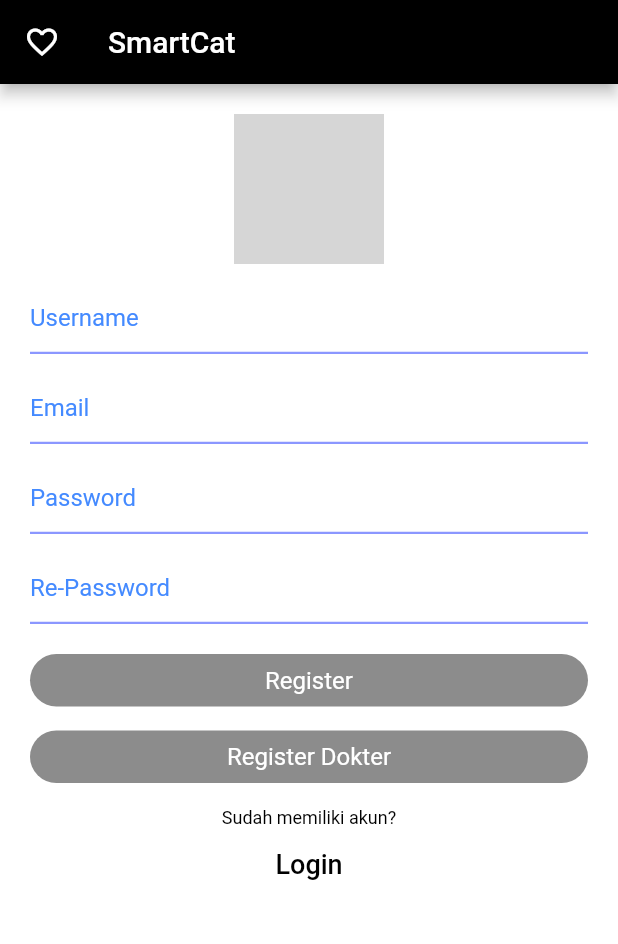
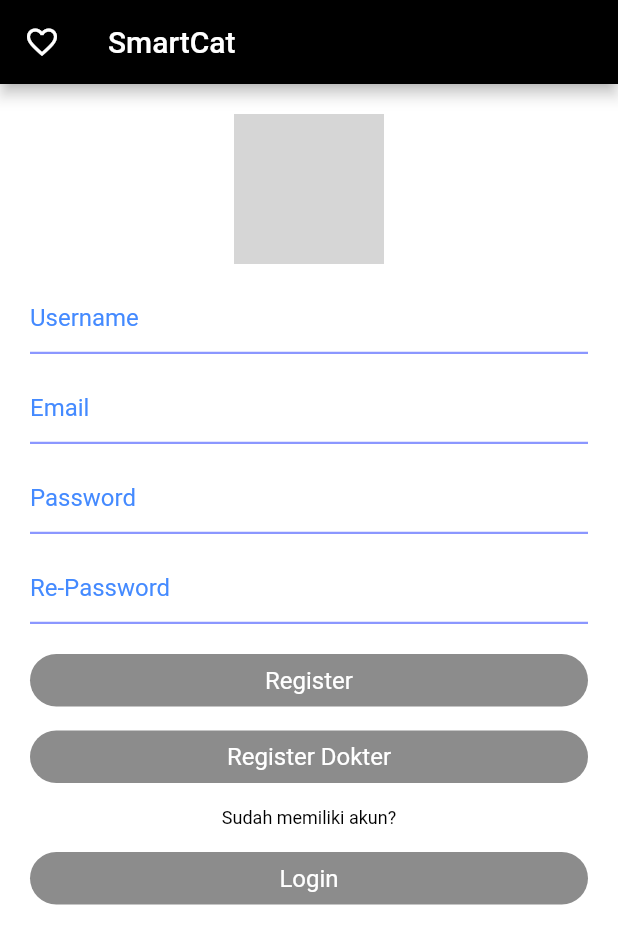
Before and after one commit to zainalbani/finalproject_pmoif20a_zainalbanibudiprabowo, a Flutter app: the screen it shows after launch, after a tap on "Register", on a phone screen of 412 x 824 dp. Shown: the top 944 px of the screen. Run offline on Flutter 3.47's test engine with Material 2 defaults, Android fonts, the phone set to English and light mode, and no system bars; grey boxes are pictures that could not be loaded.

Commit message:
menambahkan splashscreen, mengwdit menu, login, register

```diff
--- a/lib/main.dart
+++ b/lib/main.dart
@@ -1,15 +1,23 @@
+import 'package:finalproject_pmoif20a_zainal/splashscreen.dart';
 import 'package:flutter/material.dart';
-import 'package:finalproject_pmoif20a_zainal/screens/login_view.dart';
-import 'package:finalproject_pmoif20a_zainal/screens/register_view.dart';
+
 
 void main() {
-  runApp(MaterialApp(
-    debugShowCheckedModeBanner: false,
-    title: "Login",
-    initialRoute: "/",
-    routes: {
-      "/" : (context) => LoginPage(),
-      RegisterPage.routeName : (context) => RegisterPage(),
-    },
-  ));
+  runApp(MyApp());
 }
+class MyApp extends StatelessWidget {
+  const MyApp({Key? key}) : super(key: key);
+
+  @override
+  Widget build(BuildContext context) {
+    return MaterialApp(
+      debugShowCheckedModeBanner: false,
+      title: 'SmartCat',
+      theme: ThemeData(
+        primarySwatch: Colors.blue,
+        primaryColor: Colors.white,canvasColor: Colors.transparent,
+      ),
+      home: splashscreen(),
+    );
+  }
+}
--- a/lib/screens/login_view.dart
+++ b/lib/screens/login_view.dart
@@ -3,6 +3,7 @@ import 'package:flutter/material.dart';
 import 'package:finalproject_pmoif20a_zainal/constants.dart';
 import 'package:finalproject_pmoif20a_zainal/screens/register_view.dart';
 import 'package:finalproject_pmoif20a_zainal/screens/Menu_Utama.dart';
+
 
 class LoginPage extends StatelessWidget {
   const LoginPage({Key? key}) : super(key: key);
@@ -168,19 +169,33 @@ Widget _buildButton(BuildContext context) {
           fontSize: 12.0,
         ),
       ),
-      //register
-      TextButton(
-        child: Text(
-          'Register',
-          style: TextStyle(
-            color: Colors.black,
-            fontSize: 18.0,
+      Padding(
+        padding: EdgeInsets.only(top: 16.0),
+      ),
+      InkWell(
+        onTap: (){
+          Navigator.push(context,
+              MaterialPageRoute(
+                  builder: (context) => RegisterPage()
+              ));
+        },
+        child: Container(
+          padding: EdgeInsets.symmetric(vertical: 8.0),
+          width: double.infinity,
+          child: Text(
+            'Register',
+            style: TextStyle(
+              color: Colors.white,
+              fontSize: 16.0,
+            ),
+            textAlign: TextAlign.center,
+            ),
+            decoration: BoxDecoration(
+              color: Colors.black45,
+              borderRadius: BorderRadius.circular(30.0),
+            ),
           ),
         ),
-        onPressed: () {
-          Navigator.pushNamed(context, RegisterPage.routeName);
-        },
-      ),
     ],
   );
 }
--- a/lib/screens/register_view.dart
+++ b/lib/screens/register_view.dart
@@ -1,3 +1,4 @@
+import 'package:finalproject_pmoif20a_zainal/screens/login_view.dart';
 import 'package:flutter/material.dart';
 import 'package:finalproject_pmoif20a_zainal/constants.dart';
 
@@ -5,7 +6,6 @@ import 'package:finalproject_pmoif20a_zainal/constants.dart';
 class RegisterPage extends StatelessWidget {
   const RegisterPage({Key? key}) : super(key: key);
 
-  static const routeName = "/registerPage";
 
   @override
   Widget build(BuildContext context) {
@@ -204,17 +204,32 @@ Widget _buildButton(BuildContext context) {
           fontSize: 12.0,
         ),
       ),
-      TextButton(
-        child: Text(
-          'Login',
-          style: TextStyle(
-            color: Colors.black,
-            fontSize: 18.0,
+      Padding(
+        padding: EdgeInsets.only(top: 16.0),
+      ),
+      InkWell(
+        onTap: (){
+          Navigator.push(context,
+              MaterialPageRoute(
+                  builder: (context) => LoginPage()
+              ));
+        },
+        child: Container(
+          padding: EdgeInsets.symmetric(vertical: 8.0),
+          width: double.infinity,
+          child: Text(
+            'Login',
+            style: TextStyle(
+              color: Colors.white,
+              fontSize: 16.0,
+            ),
+            textAlign: TextAlign.center,
+          ),
+          decoration: BoxDecoration(
+            color: Colors.black45,
+            borderRadius: BorderRadius.circular(30.0),
           ),
         ),
-        onPressed: () {
-          Navigator.pushNamed(context, "/");
-        },
       ),
     ],
   );
--- /dev/null
+++ b/lib/splashscreen.dart
@@ -0,0 +1,31 @@
+import 'dart:async';
+import 'package:flutter/material.dart';
+import 'package:finalproject_pmoif20a_zainal/screens/login_view.dart';
+
+class splashscreen extends StatefulWidget {
+  const splashscreen({Key? key}) : super(key: key);
+
+  @override
+  State<splashscreen> createState() => _splashscreenState();
+}
+
+class _splashscreenState extends State<splashscreen> {
+  @override
+  void initState(){
+    super.initState();
+
+    Timer(
+        Duration(seconds: 5),
+        () => Navigator.pushReplacement(context, MaterialPageRoute(builder: (context) => LoginPage()),
+        )
+    );
+  }
+  @override
+  Widget build(BuildContext context) {
+    return Container(
+      color: Colors.cyanAccent,
+      //image
+      child: Image.asset('assets/images/_'),
+    );
+  }
+}
```
